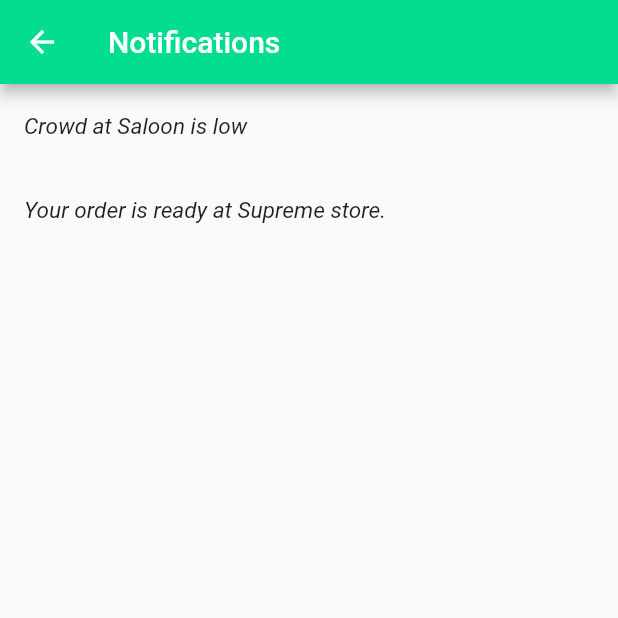
After one commit to advaith-unnikrishnan/app, a Flutter app: the screen it shows after launch, item 3 of the bottom bar chosen, on a phone screen of 412 x 824 dp, the top half of it. The commit adds this screen. Run offline on Flutter 3.47's test engine with Material 2 defaults, Android fonts, the phone set to English and light mode, and no system bars.

Commit message:
Add notifications.dart

```diff
--- /dev/null
+++ b/lib/notifications.dart
@@ -0,0 +1,41 @@
+import 'package:flutter/material.dart';
+
+void main()=>runApp(NotificationsBar());
+class NotificationsBar extends StatefulWidget {
+  @override
+  _NotificationsBarState createState() => _NotificationsBarState();
+}
+
+class _NotificationsBarState extends State<NotificationsBar> {
+  @override
+  Widget build(BuildContext context) {
+    return Scaffold(
+      appBar: AppBar(
+        title: Text('Notifications',
+          style: TextStyle( color: Colors.white, fontSize: 20.0),),
+        backgroundColor: Color(0xFF03DD90),
+      ),
+      body: ListView(
+        padding: EdgeInsets.all(0),
+        children: <Widget>[
+          ListTile(
+            title: Text('Crowd at Saloon is low',
+              style:TextStyle(
+                fontSize: 15.0,
+                fontStyle: FontStyle.italic,
+              ),
+            ),
+          ),
+          ListTile(
+            title: Text('Your order is ready at Supreme store.',
+              style:TextStyle(
+                fontSize: 15.0,
+                fontStyle: FontStyle.italic,
+              ) ,
+            ),
+          )
+        ],
+      ),
+    );
+  }
+}
```
Also changed, not shown: lib/main.dart (+17 -6 lines), pubspec.lock.
